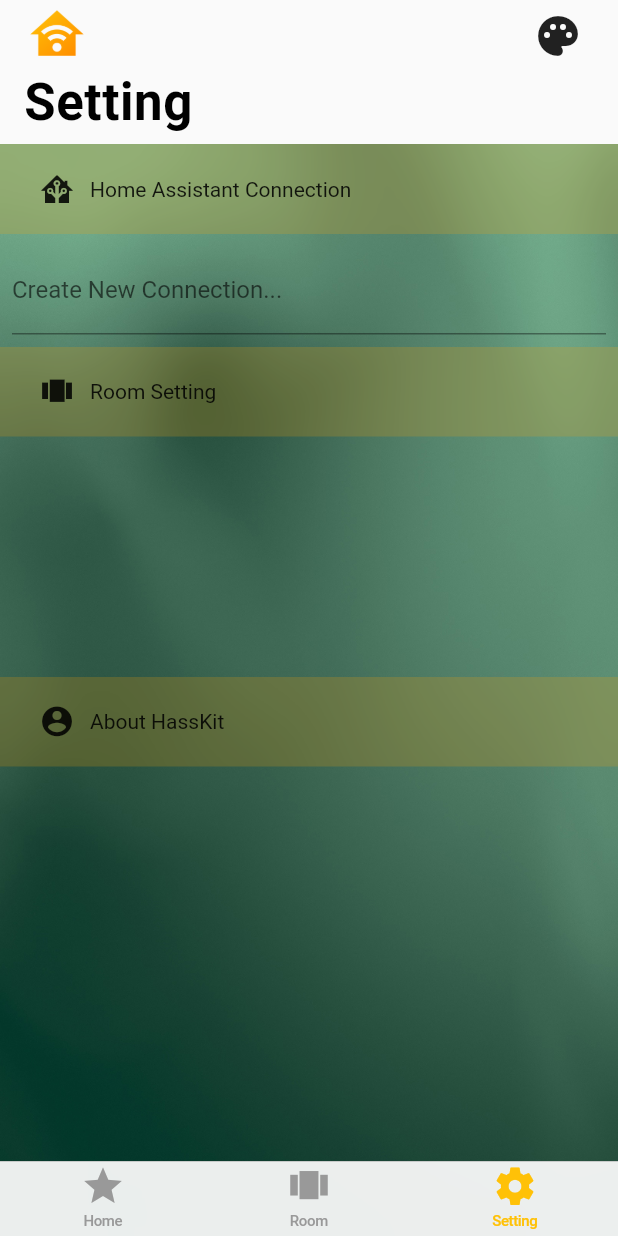
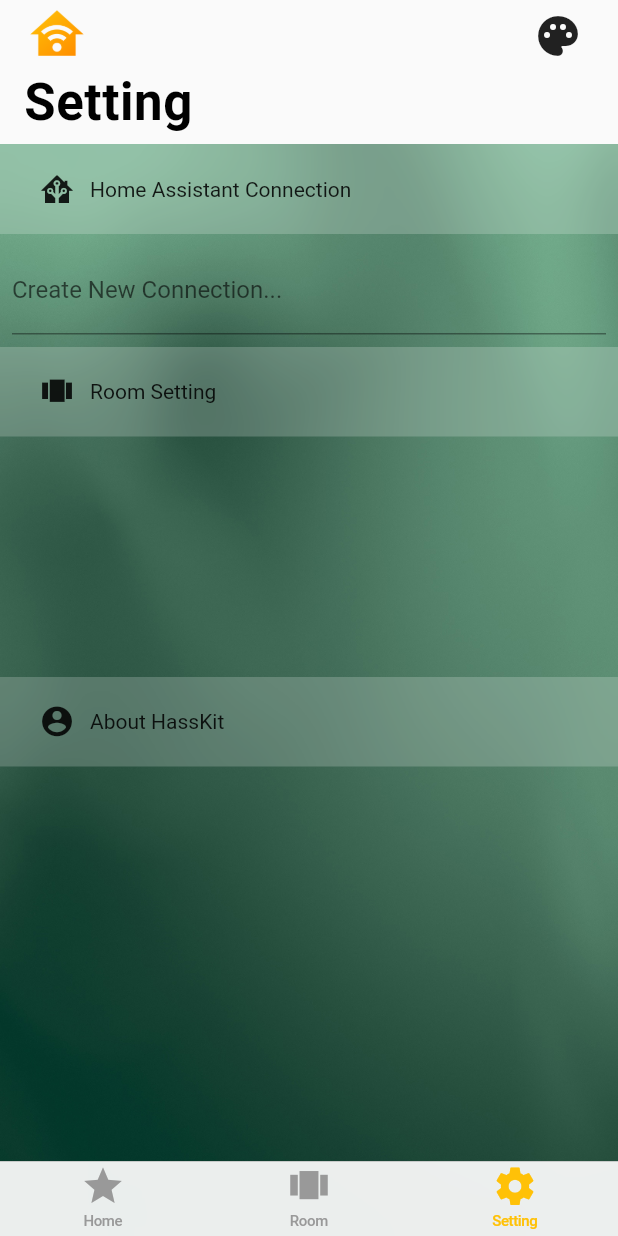
Before and after one commit to hg9x/hasskit_2, a Flutter app: the screen it shows after launch, item 3 of the bottom bar chosen, on a phone screen of 412 x 824 dp. Run offline on Flutter 3.47's test engine with Material 2 defaults, Android fonts, the phone set to English and light mode, and no system bars; our stand-ins replace date_format, flutter_slidable, flutter_spinkit, shared_preferences, simple_animations, sleek_circular_slider and 2 more; statements that could not run were skipped.

Commit message:
Add AC Control, Fan Control, Other Control, new color for Dark and Light Theme.

```diff
--- a/lib/helper/GeneralData.dart
+++ b/lib/helper/GeneralData.dart
@@ -5,6 +5,7 @@
 import 'dart:ui';
 import 'package:flutter/cupertino.dart';
 import 'package:flutter/material.dart';
+import 'package:hasskit_2/helper/ThemeInfo.dart';
 import 'package:hasskit_2/helper/WebSocket.dart';
 import 'package:hasskit_2/model/CameraThumbnail.dart';
 import 'package:hasskit_2/model/Entity.dart';
@@ -16,7 +17,6 @@
 import "package:http/http.dart" as http;
 import 'Logger.dart';
 import 'package:shared_preferences/shared_preferences.dart';
-import 'package:flutter/services.dart';
 
 import 'MaterialDesignIcons.dart';
 
@@ -310,71 +310,14 @@
     notifyListeners();
   }
 
-  List<ThemeData> themesData = [
-    ThemeData(
-      brightness: Brightness.light,
-      primarySwatch: Colors.amber,
-      accentColor: Colors.amber[900],
-      toggleableActiveColor: Colors.amber[900],
-      cardColor: Colors.white,
-    ),
-    ThemeData(
-      brightness: Brightness.dark,
-      primarySwatch: Colors.amber,
-      accentColor: Colors.amber[900],
-      toggleableActiveColor: Colors.amber[900],
-      cardColor: Colors.black,
-    ),
-//    ThemeData(
-//      brightness: Brightness.light,
-//      primarySwatch: Colors.grey,
-//    ),
-//    ThemeData(
-//      brightness: Brightness.dark,
-//      primarySwatch: Colors.grey,
-//    ),
-//    ThemeData(
-//      brightness: Brightness.light,
-//      primarySwatch: Colors.red,
-//    ),
-//    ThemeData(
-//      brightness: Brightness.light,
-//      primarySwatch: Colors.yellow,
-//    ),
-//    ThemeData(
-//      brightness: Brightness.light,
-//      primarySwatch: Colors.green,
-//    ),
-//    ThemeData(
-//      brightness: Brightness.light,
-//      primarySwatch: Colors.teal,
-//    ),
-//    ThemeData(
-//      brightness: Brightness.light,
-//      primarySwatch: Colors.cyan,
-//    ),
-//    ThemeData(
-//      brightness: Brightness.light,
-//      primarySwatch: Colors.blue,
-//    ),
-//    ThemeData(
-//      brightness: Brightness.light,
-//      primarySwatch: Colors.indigo,
-//    ),
-//    ThemeData(
-//      brightness: Brightness.light,
-//      primarySwatch: Colors.purple,
-//    ),
-  ];
-
-  get currentTheme {
-    return themesData[themeIndex];
+  ThemeData get currentTheme {
+    return ThemeInfo.themesData[themeIndex];
   }
 
   int themeIndex = 0;
   themeChange() {
     themeIndex = themeIndex + 1;
-    if (themeIndex >= themesData.length) {
+    if (themeIndex >= ThemeInfo.themesData.length) {
       themeIndex = 0;
     }
     log.d("themeIndex $themeIndex");
@@ -939,8 +882,7 @@
             showModalBottomSheet(
               context: context,
               elevation: 1,
-              backgroundColor:
-                  Theme.of(context).primaryColorDark.withOpacity(0.8),
+              backgroundColor: ThemeInfo.colorBottomSheet,
               isScrollControlled: false,
               useRootNavigator: true,
               builder: (BuildContext context) {
@@ -952,7 +894,7 @@
       ),
       lightSwitches.length > 0
           ? gd.makeHeaderIcon(
-              Theme.of(context).primaryColorDark.withOpacity(0.2),
+              Theme.of(context).cardColor.withOpacity(0.2),
               Icon(MaterialDesignIcons.getIconDataFromIconName(
                   "mdi:toggle-switch")),
               'Light, Switchs...',
@@ -971,7 +913,7 @@
           : emptySliver,
       climateFans.length > 0
           ? gd.makeHeaderIcon(
-              Theme.of(context).primaryColorDark.withOpacity(0.2),
+              Theme.of(context).cardColor.withOpacity(0.2),
               Icon(MaterialDesignIcons.getIconDataFromIconName(
                   "mdi:thermometer")),
               'Climates, Fans...',
@@ -990,7 +932,7 @@
           : emptySliver,
       cameras.length > 0
           ? gd.makeHeaderIcon(
-              Theme.of(context).primaryColorDark.withOpacity(0.2),
+              Theme.of(context).cardColor.withOpacity(0.2),
               Icon(MaterialDesignIcons.getIconDataFromIconName("mdi:cctv")),
               'Camera...',
               "",
@@ -1008,7 +950,7 @@
           : emptySliver,
       mediaPlayers.length > 0
           ? gd.makeHeaderIcon(
-              Theme.of(context).primaryColorDark.withOpacity(0.2),
+              Theme.of(context).cardColor.withOpacity(0.2),
               Icon(MaterialDesignIcons.getIconDataFromIconName("mdi:theater")),
               'Media Players...',
               "",
@@ -1026,7 +968,7 @@
           : emptySliver,
       accessories.length > 0
           ? gd.makeHeaderIcon(
-              Theme.of(context).primaryColorDark.withOpacity(0.2),
+              Theme.of(context).cardColor.withOpacity(0.2),
               Icon(MaterialDesignIcons.getIconDataFromIconName(
                   "mdi:home-automation")),
               'Accessories...',
@@ -1045,7 +987,7 @@
           : emptySliver,
       scriptAutomation.length > 0
           ? gd.makeHeaderIcon(
-              Theme.of(context).primaryColorDark.withOpacity(0.2),
+              Theme.of(context).cardColor.withOpacity(0.2),
               Icon(MaterialDesignIcons.getIconDataFromIconName(
                   "mdi:playlist-check")),
               'Automation, Script...',
@@ -1160,7 +1102,7 @@
   Color climateModeToColor(String text) {
     text = text.toLowerCase();
     if (text.contains('off')) {
-      return Colors.black;
+      return Colors.black.withOpacity(0.5);
     }
     if (text.contains('heat')) {
       return Colors.red;
@@ -1168,6 +1110,6 @@
     if (text.contains('cool')) {
       return Colors.green;
     }
-    return Colors.yellow;
+    return Colors.amber;
   }
 }
--- /dev/null
+++ b/lib/helper/ThemeInfo.dart
@@ -0,0 +1,82 @@
+import 'package:flutter/material.dart';
+
+import 'GeneralData.dart';
+
+class ThemeInfo {
+  static List<ThemeData> themesData = [
+    ThemeData(
+      brightness: Brightness.light,
+      primarySwatch: Colors.amber,
+      accentColor: Colors.amber[900],
+    ),
+    ThemeData(
+      brightness: Brightness.dark,
+      primarySwatch: Colors.amber,
+      accentColor: Colors.amber[900],
+    ),
+  ];
+
+  static const TextStyle textNameButtonActive = TextStyle(
+    color: Color.fromRGBO(0, 0, 0, 1),
+    fontSize: 16,
+    fontStyle: FontStyle.normal,
+    fontWeight: FontWeight.w600,
+    fontFamily: "Roboto",
+  );
+
+  static TextStyle get textNameButtonInActive {
+    if (gd.currentTheme.brightness == Brightness.light) {
+      return textNameButtonActive.copyWith(color: Color.fromRGBO(0, 0, 0, 0.5));
+    } else {
+      return textNameButtonActive.copyWith(
+          color: Color.fromRGBO(255, 255, 255, 0.5));
+    }
+  }
+
+  static const TextStyle textStatusButtonActive = TextStyle(
+    color: Color.fromRGBO(0, 0, 0, 0.5),
+    fontSize: 16,
+    fontStyle: FontStyle.normal,
+    fontWeight: FontWeight.w500,
+    fontFamily: "Roboto",
+  );
+
+  static TextStyle get textStatusButtonInActive {
+    if (gd.currentTheme.brightness == Brightness.light) {
+      return textStatusButtonActive.copyWith(
+          color: Color.fromRGBO(0, 0, 0, 0.5));
+    } else {
+      return textStatusButtonActive.copyWith(
+          color: Color.fromRGBO(255, 255, 255, 0.5));
+    }
+  }
+
+  static const Color colorBackgroundActive = Color.fromRGBO(255, 255, 255, 1);
+
+  static Color get colorEntityBackground {
+    if (gd.currentTheme.brightness == Brightness.light) {
+      return Color.fromRGBO(255, 255, 255, 0.5);
+    } else {
+      return Color.fromRGBO(0, 0, 0, 0.5);
+    }
+  }
+
+  static Color get colorBottomSheet {
+    if (gd.currentTheme.brightness == Brightness.light) {
+      return Color.fromRGBO(255, 255, 255, 1);
+    } else {
+      return Color.fromRGBO(28, 28, 28, 1);
+    }
+  }
+
+  static Color get colorBottomSheetReverse {
+    if (gd.currentTheme.brightness == Brightness.dark) {
+      return Color.fromRGBO(255, 255, 255, 1);
+    } else {
+      return Color.fromRGBO(28, 28, 28, 1);
+    }
+  }
+
+  static const Color colorIconActive = Color.fromRGBO(255, 204, 51, 1);
+  static const Color colorIconInActive = Color.fromRGBO(153, 153, 153, 1);
+}
--- a/lib/view/RoomCard.dart
+++ b/lib/view/RoomCard.dart
@@ -1,5 +1,6 @@
 import 'package:flutter/material.dart';
 import 'package:hasskit_2/helper/GeneralData.dart';
+import 'package:hasskit_2/helper/ThemeInfo.dart';
 import 'package:hasskit_2/view/RoomEditPage.dart';
 
 class RoomCard extends StatelessWidget {
@@ -13,7 +14,7 @@
         showModalBottomSheet(
           context: context,
           elevation: 1,
-          backgroundColor: Theme.of(context).primaryColorDark.withOpacity(0.8),
+          backgroundColor: ThemeInfo.colorBottomSheet,
           isScrollControlled: true,
           useRootNavigator: true,
           builder: (BuildContext context) {
--- a/lib/view/SettingPage.dart
+++ b/lib/view/SettingPage.dart
@@ -3,6 +3,7 @@
 import 'package:hasskit_2/helper/Logger.dart';
 import 'package:hasskit_2/helper/GeneralData.dart';
 import 'package:hasskit_2/helper/MaterialDesignIcons.dart';
+import 'package:hasskit_2/helper/ThemeInfo.dart';
 import 'package:hasskit_2/model/LoginData.dart';
 import 'package:validators/validators.dart';
 import 'ServerSelectPanel.dart';
@@ -94,7 +95,7 @@
             end: Alignment.bottomCenter,
             colors: [
               Theme.of(context).primaryColorLight,
-              Theme.of(context).primaryColorDark.withOpacity(0.2)
+              Theme.of(context).cardColor.withOpacity(0.2)
             ]),
         color: Theme.of(context).primaryColorLight,
       ),
@@ -114,7 +115,7 @@
             ),
           ),
           gd.makeHeaderIcon(
-              Theme.of(context).primaryColorDark.withOpacity(0.2),
+              Theme.of(context).cardColor.withOpacity(0.2),
               Icon(
                 MaterialDesignIcons.getIconDataFromIconName(
                     "mdi:home-assistant"),
@@ -144,8 +145,7 @@
                                   ? IconButton(
                                       icon: Icon(
                                         Icons.cancel,
-                                        color: Theme.of(context)
-                                            .toggleableActiveColor,
+                                        color: ThemeInfo.colorIconActive,
                                       ),
                                       onPressed: () {
                                         _controller.clear();
@@ -173,6 +173,7 @@
                           ? Row(
                               children: <Widget>[
                                 Switch.adaptive(
+                                    activeColor: ThemeInfo.colorIconActive,
                                     value: gd.useSSL,
                                     onChanged: (val) {
                                       gd.useSSL = val;
@@ -198,9 +199,8 @@
                                           showModalBottomSheet(
                                               context: context,
                                               elevation: 1,
-                                              backgroundColor: Theme.of(context)
-                                                  .primaryColorDark
-                                                  .withOpacity(0.8),
+                                              backgroundColor:
+                                                  ThemeInfo.colorBottomSheet,
                                               isScrollControlled: true,
                                               useRootNavigator: true,
                                               builder: (context) =>
@@ -225,7 +225,7 @@
             ),
           ),
           gd.makeHeaderIcon(
-              Theme.of(context).primaryColorDark.withOpacity(0.2),
+              Theme.of(context).cardColor.withOpacity(0.2),
               Icon(MaterialDesignIcons.getIconDataFromIconName(
                   "mdi:view-carousel")),
               'Room Setting',
@@ -254,7 +254,7 @@
             ),
           ),
           gd.makeHeaderIcon(
-              Theme.of(context).primaryColorDark.withOpacity(0.2),
+              Theme.of(context).cardColor.withOpacity(0.2),
               Icon(MaterialDesignIcons.getIconDataFromIconName(
                   "mdi:account-circle")),
               'About HassKit',
```
Also changed, not shown: lib/view/EntitiesSliverGrid.dart (+20 -26 lines), lib/view/EntityControl/EntityControlClimate.dart (+4 -3 lines), lib/view/EntityControl/EntityControlFan.dart (added, +93 -0 lines), lib/view/EntityControl/EntityControlGeneral.dart (+17 -10 lines), lib/view/EntityControl/EntityControlLightSwitch.dart (added, +54 -0 lines), lib/view/EntityEditPage.dart (+15 -2 lines), lib/view/EntitySquare.dart (+55 -18 lines), lib/view/RoomEditPage.dart (+5 -3 lines).
